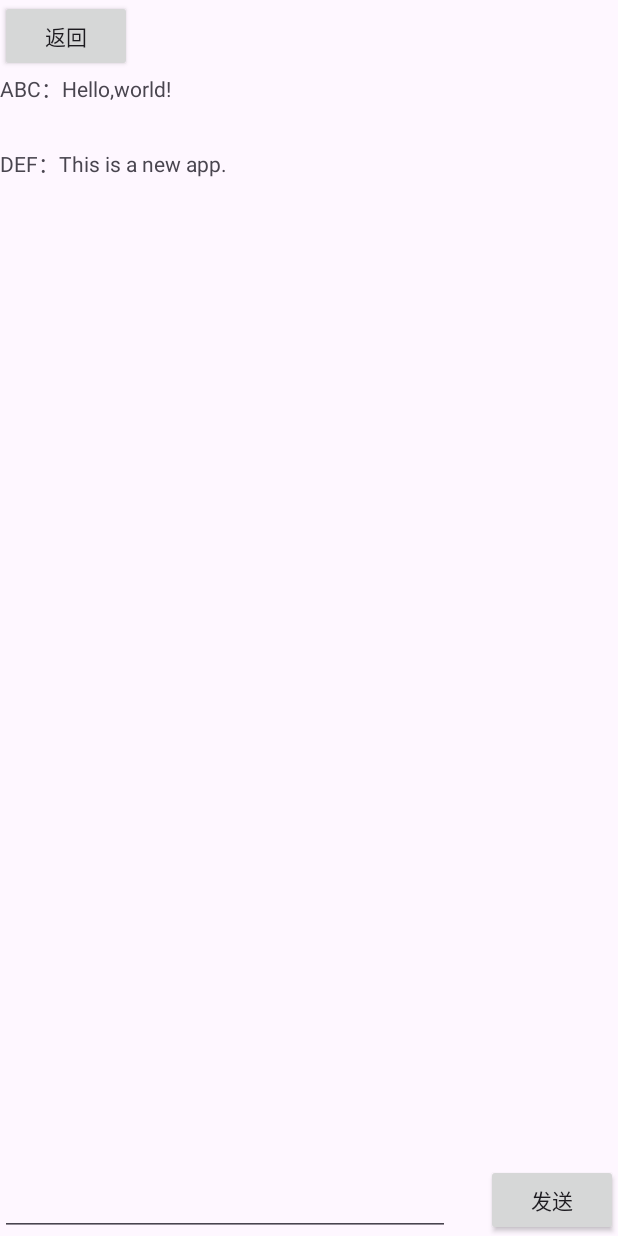
After one commit to xv2ccx2/TimeManagement, an Android app built with Jetpack Compose: the WenXinTest screen opened directly, with no data from a screen before it, on a phone screen of 412 x 824 dp. The commit adds this screen. Run offline under Robolectric (Android 15) with nearby library versions, the phone set to English and light mode, and no system bars.

Commit message:
加入文心一言

```diff
--- a/app/build.gradle.kts
+++ b/app/build.gradle.kts
@@ -62,6 +62,7 @@ dependencies {
     implementation("androidx.compose.ui:ui-graphics")
     implementation("androidx.compose.ui:ui-tooling-preview")
     implementation("androidx.compose.material3:material3")
+    implementation("com.google.code.gson:gson:2.10.1")
     testImplementation("junit:junit:4.13.2")
     androidTestImplementation("androidx.test.ext:junit:1.1.5")
     androidTestImplementation("androidx.test.espresso:espresso-core:3.5.1")
@@ -69,4 +70,5 @@ dependencies {
     androidTestImplementation("androidx.compose.ui:ui-test-junit4")
     debugImplementation("androidx.compose.ui:ui-tooling")
     debugImplementation("androidx.compose.ui:ui-test-manifest")
+    implementation("com.squareup.okhttp3:okhttp:4.9.3")
 }
--- /dev/null
+++ b/app/src/main/java/com/example/timemanage/Chatlist.java
@@ -0,0 +1,20 @@
+package com.example.timemanage;
+
+public class Chatlist {
+    private String SpeakerName;//说话者的名字
+    private String SpeakContent;//聊天的内容
+    private String SpeakTime;//聊天时间，这个先放着不用
+    public Chatlist(String SpeakerName, String SpeakContent){
+        this.SpeakerName=SpeakerName;
+        this.SpeakContent=SpeakContent;
+    }
+    public String getSpeakerName(){
+        return this.SpeakerName;
+    }
+    public String getSpeakContent(){
+        return this.SpeakContent;
+    }
+    public String getSpeakTime(){
+        return this.SpeakTime;
+    }
+}
--- /dev/null
+++ b/app/src/main/java/com/example/timemanage/ChatlistAdapter.java
@@ -0,0 +1,64 @@
+package com.example.timemanage;
+
+import android.content.Context;
+import android.view.LayoutInflater;
+import android.view.View;
+import android.view.ViewGroup;
+import android.widget.TextView;
+import androidx.annotation.NonNull;
+import androidx.recyclerview.widget.RecyclerView;
+
+import java.util.List;
+
+public class ChatlistAdapter extends RecyclerView.Adapter
+        <ChatlistAdapter.MyViewHolder> {
+    private List<Chatlist> mDatas;
+    private Context mContext;
+    private LayoutInflater inflater;
+
+    public ChatlistAdapter(Context context, List<Chatlist> datas){
+        this. mContext=context;
+        this. mDatas=datas;
+        inflater=LayoutInflater. from(mContext);
+    }
+
+    class MyViewHolder extends RecyclerView.ViewHolder {
+        TextView speakername;
+        TextView speakcontent;
+        View v;
+        public MyViewHolder(View view) {
+            super(view);
+            speakername=(TextView) view.findViewById(R.id.rc_tv_speakername);
+            speakcontent=(TextView) view.findViewById(R.id.rc_tv_speakcontent);
+            v=view;
+        }
+
+    }
+
+    @Override
+    public void onBindViewHolder(MyViewHolder holder, final int position) {
+        Chatlist da=mDatas.get(position);
+        holder.speakername.setText(da.getSpeakerName());
+        holder.speakcontent.setText(da.getSpeakContent());
+    }
+
+    @Override
+    public int getItemCount() {
+        return mDatas.size();
+    }
+
+    //这里边还可以对RecycleView里的独立Item进行操作(简单起见这次没有这样弄)
+    @Override
+    public MyViewHolder onCreateViewHolder(ViewGroup parent, int viewType) {
+
+        View view = inflater.inflate(R.layout.rc_chatlist_layout,parent,false);
+        MyViewHolder holder= new MyViewHolder(view);
+
+
+        return holder;
+    }
+
+    public void ResetChatlistAdapter(List list){
+        this.mDatas = list;
+    }
+}
--- a/app/src/main/java/com/example/timemanage/MainActivity.java
+++ b/app/src/main/java/com/example/timemanage/MainActivity.java
@@ -67,6 +67,10 @@ public class MainActivity extends AppCompatActivity {
                     case R.id.item_tab3:
                         fragmentTransaction.replace(R.id.fragment_layout, fragment_statistic);
                         break;
+                    case R.id.item_tab4:
+                        Intent intent = new Intent(getApplicationContext(),WenXinTest.class);
+                        intent.setPackage("com.example.timemanage");
+                        startActivity(intent);
                 }
                 fragmentTransaction.commit();
                 return true;
--- /dev/null
+++ b/app/src/main/java/com/example/timemanage/WenXinTest.java
@@ -0,0 +1,134 @@
+package com.example.timemanage;
+
+import android.app.Activity;
+import android.content.Intent;
+import android.os.Handler;
+import android.os.Looper;
+import android.os.Message;
+import android.view.View;
+import android.widget.Button;
+import android.widget.EditText;
+import androidx.appcompat.app.AppCompatActivity;
+import android.os.Bundle;
+import androidx.recyclerview.widget.LinearLayoutManager;
+import androidx.recyclerview.widget.RecyclerView;
+import org.json.JSONException;
+import java.io.IOException;
+import java.util.ArrayList;
+import java.util.List;
+import static java.security.AccessController.getContext;
+
+//此activity主要用来实现聊天界面
+public class WenXinTest extends Activity {
+
+    private EditText et_chat;
+    private Button btn_send,btn_chat_return;
+    private ChatlistAdapter chatAdapter;
+    private List<Chatlist> mDatas;
+
+    private RecyclerView rc_chatlist;
+    final int MESSAGE_UPDATE_VIEW = 1;
+
+    @Override
+    protected void onCreate(Bundle savedInstanceState) {
+        super.onCreate(savedInstanceState);
+        setContentView(R.layout.activity_wen_xin_test);
+        init();
+        //聊天信息
+        mDatas = new ArrayList<Chatlist>();
+        Chatlist C1;
+        C1=new Chatlist("ABC：","Hello,world!");
+        mDatas.add(C1);
+        Chatlist C2;
+        C2=new Chatlist("DEF：","This is a new app.");
+        mDatas.add(C2);
+
+        //可以通过数据库插入数据
+
+        chatAdapter=new ChatlistAdapter(this,mDatas);
+
+        LinearLayoutManager layoutManager = new LinearLayoutManager(this );
+        rc_chatlist.setLayoutManager(layoutManager);
+        //如果可以确定每个item的高度是固定的，设置这个选项可以提高性能
+        rc_chatlist.setHasFixedSize(true);
+        //创建并设置Adapter
+        rc_chatlist.setAdapter(chatAdapter);
+
+
+        //点击btn_send发送聊天信息
+        btn_send.setOnClickListener(new View.OnClickListener() {
+            @Override
+            public void onClick(View v) {
+                //用户的提问
+                String user_ask=et_chat.getText().toString();//获取输入框里的信息
+                Chatlist C3;
+                C3=new Chatlist("User：",user_ask);
+                mDatas.add(C3);
+
+                chatAdapter.ResetChatlistAdapter(mDatas);
+                rc_chatlist.setAdapter(chatAdapter);
+
+
+                //文心一言的回答（以下才是用到WenXin.java的地方）
+                new Thread(new Runnable(){
+                    @Override
+                    public void run() {
+                        //请求详情
+                        Chatlist C4;
+
+                        try {
+                            WenXin wx=new WenXin();
+
+                            C4=new Chatlist("WenXin：",wx.GetAnswer(user_ask));
+                        } catch (IOException | JSONException e) {
+                            throw new RuntimeException(e);
+                        } finally {
+                        }
+                        mDatas.add(C4);
+                        chatAdapter.ResetChatlistAdapter(mDatas);
+
+                        Message msg = new Message();
+                        msg.what = MESSAGE_UPDATE_VIEW;
+                        WenXinTest.this.gHandler.sendMessage(msg);
+                    }
+                }).start();
+                /*为什么要弄new Thread...这样呢？
+                因为像这种网络请求往往有延迟，需要新开一个进程去处理，与下面的gHandler相对应
+                当app收到来自文心一言的回答后，就去通知gHandler更新界面，把回答的段落显示出来
+                */
+            }
+        });
+
+        //点击返回,返回mainActivity
+        btn_chat_return.setOnClickListener(new View.OnClickListener() {
+            @Override
+            public void onClick(View v) {
+                Intent intent=new Intent(WenXinTest.this,MainActivity.class);
+                startActivity(intent);
+                WenXinTest.this.finish();
+            }
+        });
+
+
+
+
+    }
+
+    private void init(){//执行一些初始化操作
+        btn_send=findViewById(R.id.btn_send);
+        et_chat=findViewById(R.id.et_chat);
+        btn_chat_return=findViewById(R.id.btn_chat_return);
+        rc_chatlist=(RecyclerView) findViewById(R.id.rc_chatlist);
+    }
+
+
+    public Handler gHandler = new Handler(Looper.getMainLooper()) {
+        @Override
+        public void handleMessage(Message msg) {
+            if (msg.what == MESSAGE_UPDATE_VIEW) {
+                rc_chatlist.setAdapter(chatAdapter);//更新对话界面
+            }
+        }
+    };
+
+}
--- /dev/null
+++ b/app/src/main/res/layout/activity_wen_xin_test.xml
@@ -0,0 +1,48 @@
+<?xml version="1.0" encoding="utf-8"?>
+<LinearLayout xmlns:android="http://schemas.android.com/apk/res/android"
+    xmlns:app="http://schemas.android.com/apk/res-auto"
+    xmlns:tools="http://schemas.android.com/tools"
+    android:id="@+id/main"
+    android:layout_width="match_parent"
+    android:layout_height="match_parent"
+    android:orientation="vertical"
+    tools:context=".WenXinTest">
+    <Button
+        android:id="@+id/btn_chat_return"
+        android:layout_width="wrap_content"
+        android:layout_height="wrap_content"
+        android:text="返回"
+        />
+    <RelativeLayout
+        android:layout_width="wrap_content"
+        android:layout_height="wrap_content">
+        <ScrollView
+            android:layout_width="match_parent"
+            android:layout_height="match_parent"
+            android:layout_alignParentStart="true"
+            >
+            <androidx.recyclerview.widget.RecyclerView
+                android:layout_width="match_parent"
+                android:layout_height="match_parent" app:layout_constraintStart_toStartOf="parent"
+                app:layout_constraintEnd_toEndOf="parent" app:layout_constraintTop_toTopOf="parent"
+                app:layout_constraintBottom_toBottomOf="parent"
+                android:orientation="vertical"
+                android:id="@+id/rc_chatlist"/>
+        </ScrollView>
+        <EditText
+            android:id="@+id/et_chat"
+            android:layout_alignParentBottom="true"
+            android:layout_alignParentLeft="true"
+            android:layout_width="300dp"
+            android:layout_height="wrap_content"
+            />
+        <Button
+            android:id="@+id/btn_send"
+            android:layout_width="wrap_content"
+            android:layout_height="wrap_content"
+            android:layout_alignParentBottom="true"
+            android:layout_alignParentEnd="true"
+            android:text="发送"
+            />
+    </RelativeLayout>
+</LinearLayout>
--- /dev/null
+++ b/app/src/main/res/layout/rc_chatlist_layout.xml
@@ -0,0 +1,15 @@
+<?xml version="1.0" encoding="utf-8"?>
+<LinearLayout xmlns:android="http://schemas.android.com/apk/res/android"
+    android:layout_width="match_parent"
+    android:layout_height="50dp">
+    <TextView
+        android:id="@+id/rc_tv_speakername"
+        android:text="[SpeakerNAME]"
+        android:layout_width="wrap_content"
+        android:layout_height="wrap_content"/>
+    <TextView
+        android:id="@+id/rc_tv_speakcontent"
+        android:text="[SpeakCONTENT]"
+        android:layout_width="wrap_content"
+        android:layout_height="wrap_content"/>
+</LinearLayout>
--- a/app/src/main/res/menu/bottomnavigation_menu.xml
+++ b/app/src/main/res/menu/bottomnavigation_menu.xml
@@ -14,4 +14,8 @@
         android:id="@+id/item_tab3"
         android:icon="@drawable/ic_statistics"
         android:title="数据统计" />
+    <item
+        android:id="@+id/item_tab4"
+        android:title="文心测试"
+        />
 </menu>
```
Also changed, not shown: app/src/main/AndroidManifest.xml (+7 -15 lines), app/src/main/java/com/example/timemanage/WenXin.java (added, +87 -0 lines).
